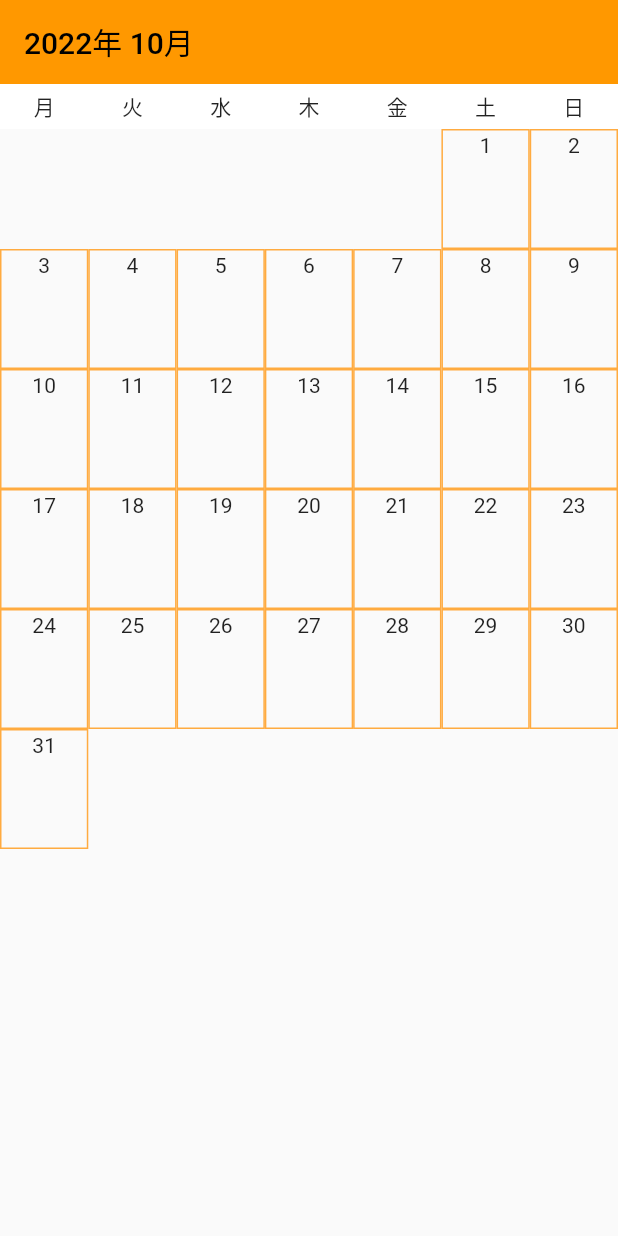
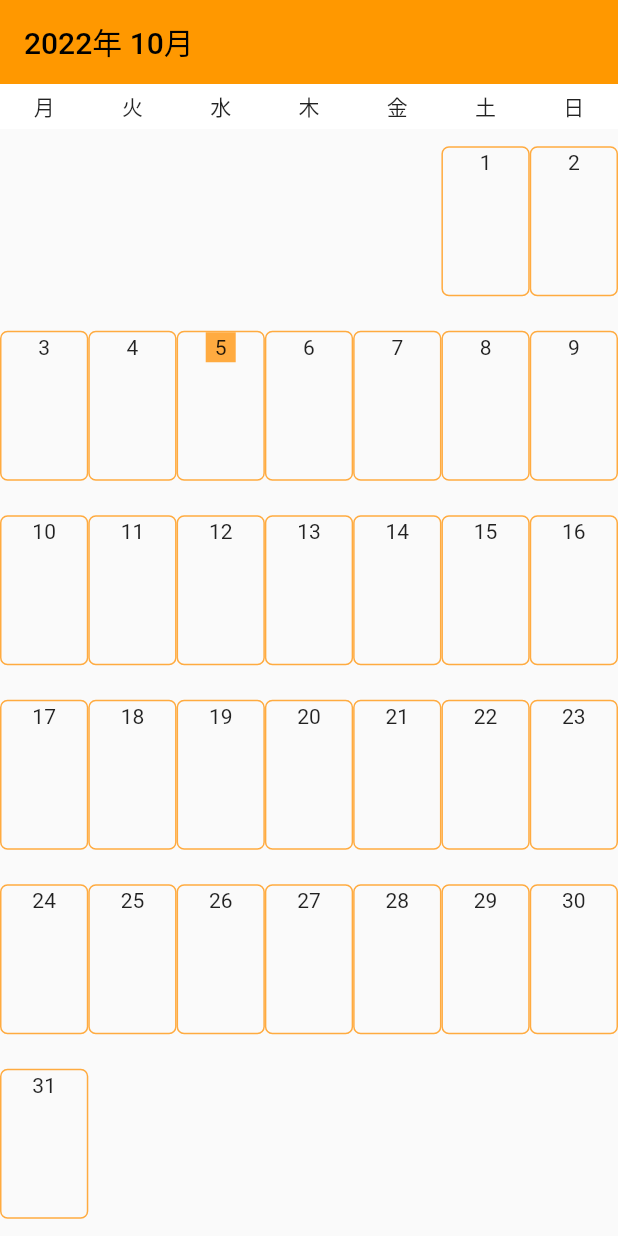
Before and after one commit to tomohiro1024/calendarAWS, a Flutter app: the screen it shows after launch, on a phone screen of 412 x 824 dp. Run offline on Flutter 3.47's test engine with Material 2 defaults, Android fonts, the phone set to English and light mode, and no system bars.

Commit message:
スクロール可能に

```diff
--- a/lib/pages/calendar.dart
+++ b/lib/pages/calendar.dart
@@ -39,13 +39,14 @@ class _CalendarViewState extends State<CalendarView> {
                   .toList(),
             ),
           ),
-          createCalenderItem(),
+          Expanded(child: createCalenderItem()),
         ],
       ),
     );
   }
 
   Widget createCalenderItem() {
+    return PageView.builder(itemBuilder: (context, index) {
       List<Widget> _list = [];
       List<Widget> _listCache = [];
 
@@ -58,7 +59,11 @@ class _CalendarViewState extends State<CalendarView> {
       DateTime date = DateTime(now.year, now.month, 1);
 
       for (int i = 0; i < monthLastDay; i++) {
-      _listCache.add(_CalenderItem(day: i + 1));
+        _listCache.add(_CalenderItem(
+          day: i + 1,
+          now: now,
+          cacheDate: DateTime(now.year, now.month, i + 1),
+        ));
         int repeatNumber = 7 - _listCache.length;
         // 日付が日曜の場合、下に改行する。
         if (date.add(Duration(days: i)).weekday == 7) {
@@ -68,15 +73,19 @@ class _CalendarViewState extends State<CalendarView> {
                 List.generate(
                     repeatNumber, (index) => Expanded(child: Container())));
           }
-        _list.add(Row(
+          _list.add(Expanded(
+            child: Row(
               children: _listCache,
+            ),
           ));
           _listCache = [];
         } else if (i == monthLastDay - 1) {
           _listCache.addAll(List.generate(
               repeatNumber, (index) => Expanded(child: Container())));
-        _list.add(Row(
+          _list.add(Expanded(
+            child: Row(
               children: _listCache,
+            ),
           ));
         }
       }
@@ -84,15 +93,23 @@ class _CalendarViewState extends State<CalendarView> {
       return Column(
         children: _list,
       );
+    });
   }
 }
 
 class _CalenderItem extends StatelessWidget {
   final int day;
-  const _CalenderItem({required this.day, Key? key}) : super(key: key);
+  final DateTime now;
+  final DateTime cacheDate;
+  const _CalenderItem(
+      {required this.day, required this.now, required this.cacheDate, Key? key})
+      : super(key: key);
 
   @override
   Widget build(BuildContext context) {
+    // 今日かどうかの判定
+    bool isToday =
+        (now.difference(cacheDate).inDays == 0) && (now.day == cacheDate.day);
     return Expanded(
       child: Container(
         alignment: Alignment.topCenter,
@@ -100,12 +117,13 @@ class _CalenderItem extends StatelessWidget {
           width: 20,
           height: 20,
           alignment: Alignment.center,
-          // color: Colors.orangeAccent,
+          color: isToday ? Colors.orangeAccent : null,
           child: Text('$day'),
         ),
-        height: 80,
+        height: 100,
         decoration: BoxDecoration(
           border: Border.all(color: Colors.orangeAccent),
+          borderRadius: BorderRadius.circular(5),
         ),
       ),
     );
```
Lines whose indentation alone changed are shown as unchanged.
